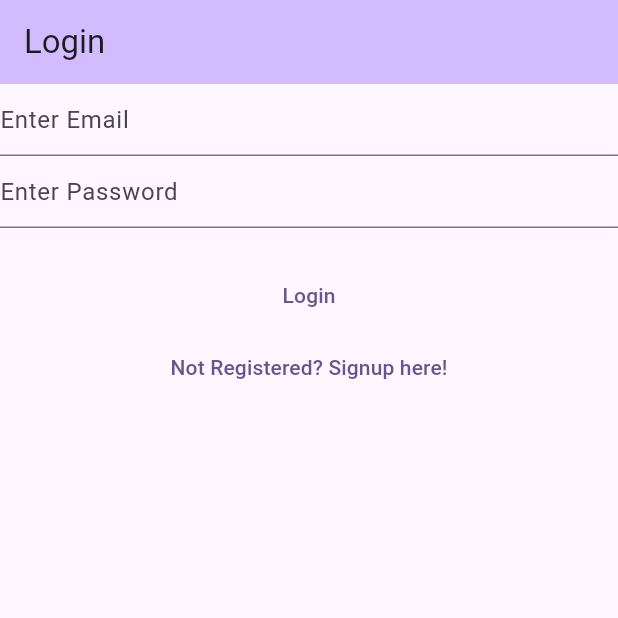
After one commit to Abhishekaanku/MyNotes, a Flutter app: the screen it shows after launch, after a tap on "Login", after a tap on "Not Registered? Signup here!", after a tap on "Already Registered? Login Here!", on a phone screen of 412 x 824 dp, the top half of it. The commit adds this screen. Run offline on Flutter 3.47's test engine with Material 3 defaults, Android fonts, the phone set to English and light mode, and no system bars; our stand-ins replace firebase_auth, firebase_core; accounts and stored records are empty; network calls fail.

Commit message:
login/register setup completed

```diff
--- /dev/null
+++ b/lib/views/home_view.dart
@@ -0,0 +1,155 @@
+import 'package:firebase_auth/firebase_auth.dart';
+import 'package:firebase_core/firebase_core.dart';
+import 'package:flutter/material.dart';
+import 'package:learn_dart/firebase_options.dart';
+import 'package:learn_dart/views/login_view.dart';
+import 'package:learn_dart/views/verify_email.dart';
+
+Future<FirebaseApp> future() async {
+  await Future.delayed(const Duration(seconds: 3), () => {});
+  return Firebase.initializeApp(
+      options: DefaultFirebaseOptions.currentPlatform);
+}
+
+enum HomeMenuAction { logOut, deRegister }
+
+class HomeView extends StatefulWidget {
+  final String title;
+  const HomeView({super.key, required this.title});
+
+  @override
+  State<HomeView> createState() => _HomeViewState();
+}
+
+class _HomeViewState extends State<HomeView> {
+  @override
+  Widget build(BuildContext context) {
+    return FutureBuilder(
+        future: future(),
+        builder: (context, snapshot) {
+          switch (snapshot.connectionState) {
+            case ConnectionState.done:
+              var user = FirebaseAuth.instance.currentUser;
+              if (user?.isAnonymous ?? true) {
+                return const LoginView(title: "Login");
+              } else {
+                if (user != null && !user.emailVerified) {
+                  return const VerifyEmailView(title: "Verify Email");
+                }
+              }
+              return HomeWidget(
+                widget: widget,
+                loading: false,
+              );
+            default:
+              return HomeWidget(
+                widget: widget,
+                loading: true,
+              );
+          }
+        });
+  }
+}
+
+class HomeWidget extends StatelessWidget {
+  const HomeWidget({
+    super.key,
+    required this.widget,
+    required this.loading,
+  });
+
+  final HomeView widget;
+  final bool loading;
+
+  @override
+  Widget build(BuildContext context) {
+    return Scaffold(
+      appBar: AppBar(
+          title: Text(widget.title),
+          actions: [
+            PopupMenuButton<HomeMenuAction>(onSelected: (value) async {
+              switch (value) {
+                case HomeMenuAction.logOut:
+                  var res = await showLogOutAlert(context);
+                  if (res) {
+                    await FirebaseAuth.instance.signOut();
+                    Navigator.of(context)
+                        .pushNamedAndRemoveUntil("/home", (_) => false);
+                  }
+                case HomeMenuAction.deRegister:
+                  var res = await showDeleteUserAlert(context);
+                  if (res) {
+                    await FirebaseAuth.instance.currentUser?.delete();
+                    Navigator.of(context)
+                        .pushNamedAndRemoveUntil("/home", (_) => false);
+                  }
+              }
+            }, itemBuilder: (context) {
+              return const [
+                PopupMenuItem(
+                  value: HomeMenuAction.logOut,
+                  child: Text("Logout"),
+                ),
+                PopupMenuItem(
+                    value: HomeMenuAction.deRegister,
+                    child: Text("DeRegister")),
+              ];
+            })
+          ],
+          backgroundColor: Theme.of(context).primaryColor),
+      body: getBody(),
+    );
+  }
+
+  Widget getBody() {
+    if (!loading) {
+      return const Center(
+        child: Text("You are logged in!!"),
+      );
+    } else {
+      return const Center(
+        child: CircularProgressIndicator(),
+      );
+    }
+  }
+}
+
+Future<bool> showLogOutAlert(BuildContext context) {
+  return showDialog<bool>(
+    context: context,
+    builder: (context) {
+      return AlertDialog(
+        title: const Text("Logout Alert"),
+        content: const Text("Are you sure you want to Logout"),
+        actions: [
+          TextButton(
+              onPressed: () => Navigator.of(context).pop(false),
+              child: const Text("Cancel")),
+          TextButton(
+              onPressed: () => Navigator.of(context).pop(true),
+              child: const Text("Logout"))
+        ],
+      );
+    },
+  ).then((value) => value ?? false);
+}
+
+Future<bool> showDeleteUserAlert(BuildContext context) {
+  return showDialog<bool>(
+    context: context,
+    builder: (context) {
+      return AlertDialog(
+        title: const Text("DeRegister Alert"),
+        content: const Text("Are you sure you want to DeRegister"),
+        actions: [
+          TextButton(
+              onPressed: () => Navigator.of(context).pop(false),
+              child: const Text("Cancel")),
+          TextButton(
+              onPressed: () => Navigator.of(context).pop(true),
+              child: const Text("DeRegister"))
+        ],
+      );
+    },
+  ).then((value) => value ?? false);
+}
--- /dev/null
+++ b/lib/views/login_view.dart
@@ -0,0 +1,100 @@
+import 'package:firebase_auth/firebase_auth.dart';
+import 'package:firebase_core/firebase_core.dart';
+import 'package:flutter/material.dart';
+import 'package:learn_dart/firebase_options.dart';
+
+class LoginView extends StatefulWidget {
+  const LoginView({super.key, required this.title});
+  final String title;
+
+  @override
+  State<LoginView> createState() => _LoginViewState();
+}
+
+class _LoginViewState extends State<LoginView> {
+  late final TextEditingController _email;
+  late final TextEditingController _password;
+  String invalidCredential = "";
+
+  void toggleInvalidCredential(String text) {
+    setState(() {
+      invalidCredential = text;
+    });
+  }
+
+  @override
+  void initState() {
+    _email = TextEditingController();
+    _password = TextEditingController();
+    super.initState();
+  }
+
+  @override
+  void dispose() {
+    _email.dispose();
+    _password.dispose();
+    super.dispose();
+  }
+
+  Future<FirebaseApp> future() async {
+    await Future.delayed(const Duration(seconds: 5), () => {});
+    return Firebase.initializeApp(
+        options: DefaultFirebaseOptions.currentPlatform);
+  }
+
+  @override
+  Widget build(BuildContext context) {
+    return Scaffold(
+        appBar: AppBar(
+          backgroundColor: Theme.of(context).colorScheme.inversePrimary,
+          title: Text(widget.title),
+        ),
+        body: Center(
+          child: Column(
+            children: [
+              TextField(
+                decoration: const InputDecoration(hintText: "Enter Email"),
+                keyboardType: TextInputType.emailAddress,
+                controller: _email,
+                autocorrect: false,
+                enableSuggestions: false,
+              ),
+              TextField(
+                decoration: const InputDecoration(hintText: "Enter Password"),
+                controller: _password,
+                obscureText: true,
+                autocorrect: false,
+                enableSuggestions: false,
+              ),
+              Text(invalidCredential),
+              TextButton(
+                  onPressed: () async {
+                    final email = _email.text;
+                    final pass = _password.text;
+                    try {
+                      var userCredential = await FirebaseAuth.instance
+                          .signInWithEmailAndPassword(
+                              email: email, password: pass);
+                      var user = userCredential.user;
+                      var emailVerified = user?.emailVerified ?? false;
+                      if (!emailVerified) {
+                        Navigator.of(context).pushNamedAndRemoveUntil(
+                            "/emailVerify", (route) => false);
+                      } else {
+                        Navigator.of(context)
+                            .pushNamedAndRemoveUntil("/home", (route) => false);
+                      }
+                    } on FirebaseAuthException catch (e) {
+                      toggleInvalidCredential(e.code);
+                    }
+                  },
+                  child: const Text("Login")),
+              TextButton(
+                  onPressed: () => Navigator.of(context)
+                      .pushNamedAndRemoveUntil("/register", (route) => false),
+                  child: const Text("Not Registered? Signup here!"))
+            ],
+          ),
+        ));
+  }
+}
--- /dev/null
+++ b/lib/views/register_view.dart
@@ -0,0 +1,103 @@
+import 'package:firebase_auth/firebase_auth.dart';
+import 'package:firebase_core/firebase_core.dart';
+import 'package:flutter/material.dart';
+import 'package:learn_dart/firebase_options.dart';
+
+class RegisterView extends StatefulWidget {
+  const RegisterView({super.key, required this.title});
+  final String title;
+
+  @override
+  State<RegisterView> createState() => _RegisterViewState();
+}
+
+class _RegisterViewState extends State<RegisterView> {
+  late final TextEditingController _email;
+  late final TextEditingController _password;
+  String emailAlreadyExist = "";
+
+  @override
+  void initState() {
+    _email = TextEditingController();
+    _password = TextEditingController();
+    super.initState();
+  }
+
+  @override
+  void dispose() {
+    _email.dispose();
+    _password.dispose();
+    super.dispose();
+  }
+
+  void toggleEmailExist(String text) {
+    setState(() {
+      emailAlreadyExist = text;
+    });
+  }
+
+  Future<FirebaseApp> future() async {
+    // await Future.delayed(const Duration(seconds: 5), () => {});
+    return Firebase.initializeApp(
+        options: DefaultFirebaseOptions.currentPlatform);
+  }
+
+  @override
+  Widget build(BuildContext context) {
+    return Scaffold(
+        appBar: AppBar(
+          backgroundColor: Theme.of(context).colorScheme.inversePrimary,
+          title: Text(widget.title),
+        ),
+        body: Center(
+          child: Column(
+            children: [
+              TextField(
+                decoration: const InputDecoration(hintText: "Enter Email"),
+                keyboardType: TextInputType.emailAddress,
+                controller: _email,
+                autocorrect: false,
+                enableSuggestions: false,
+              ),
+              TextField(
+                decoration: const InputDecoration(hintText: "Enter Password"),
+                controller: _password,
+                obscureText: true,
+                autocorrect: false,
+                enableSuggestions: false,
+              ),
+              Text(emailAlreadyExist),
+              TextButton(
+                  onPressed: () async {
+                    final email = _email.text;
+                    final pass = _password.text;
+                    print("$email $pass");
+                    try {
+                      final userCredential = await FirebaseAuth.instance
+                          .createUserWithEmailAndPassword(
+                        email: email,
+                        password: pass,
+                      );
+                      print(userCredential);
+                      Navigator.of(context).pushNamedAndRemoveUntil(
+                        "/emailVerify",
+                        (route) => false,
+                      );
+                    } on FirebaseAuthException catch (e) {
+                      toggleEmailExist(e.code);
+                    }
+                  },
+                  child: const Text("Register")),
+              TextButton(
+                  onPressed: () {
+                    Navigator.of(context).pushNamedAndRemoveUntil(
+                      "/login",
+                      (_) => false,
+                    );
+                  },
+                  child: const Text("Already Registered? Login Here!"))
+            ],
+          ),
+        ));
+  }
+}
```
Also changed, not shown: lib/main.dart (+13 -90 lines), lib/views/verify_email.dart (added, +55 -0 lines).
